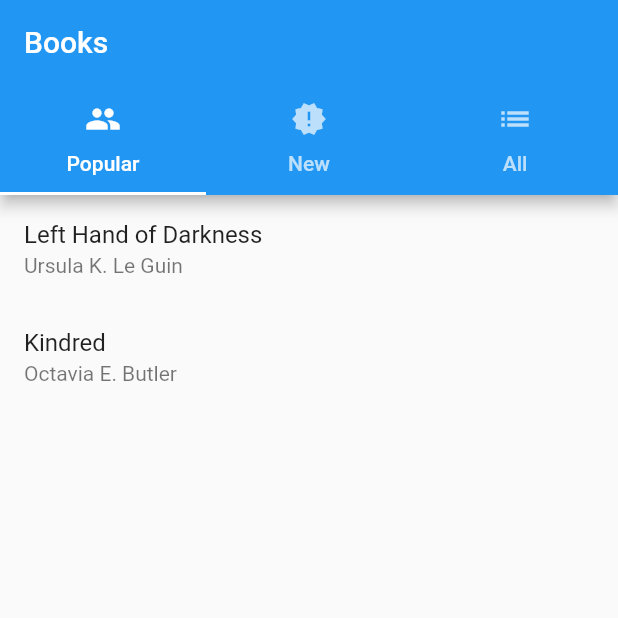
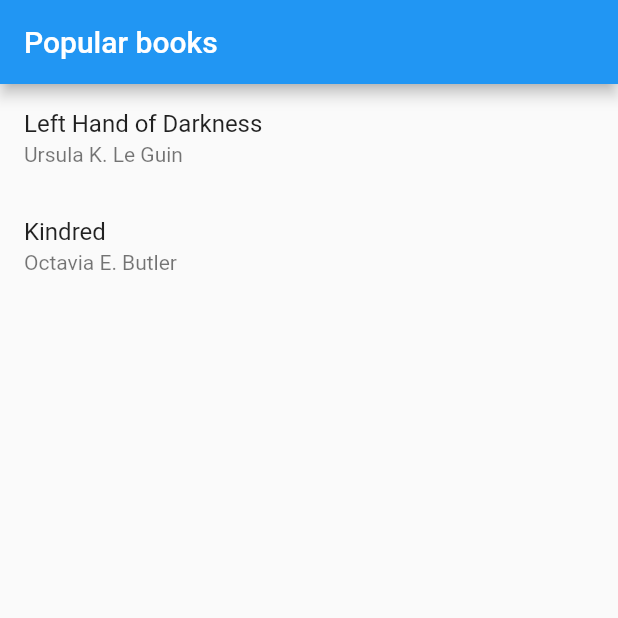
Before and after one commit to MyNextLevel/navigation_routing, a Flutter app: the screen it shows after launch, on a phone screen of 412 x 824 dp, the top half of it. Run offline on Flutter 3.47's test engine with Material 2 defaults, Android fonts, the phone set to English and light mode, and no system bars; our stand-ins replace url_strategy; missing offline and left inert: adaptive_navigation, path_to_regexp; statements that could not run were skipped.

Commit message:
latest changes

```diff
--- a/lib/main.dart
+++ b/lib/main.dart
@@ -5,5 +5,5 @@ import 'src/app.dart';
 
 void main() {
   setPathUrlStrategy();
-  runApp(const Bookstore());
+  runApp(const PortfolioApp());
 }
--- a/lib/src/app.dart
+++ b/lib/src/app.dart
@@ -3,14 +3,14 @@ import 'package:flutter/material.dart';
 import 'routing.dart';
 import 'screens/navigator.dart';
 
-class Bookstore extends StatefulWidget {
-  const Bookstore({Key? key}) : super(key: key);
+class PortfolioApp extends StatefulWidget {
+  const PortfolioApp({Key? key}) : super(key: key);
 
   @override
-  _BookstoreState createState() => _BookstoreState();
+  _PortfolioAppState createState() => _PortfolioAppState();
 }
 
-class _BookstoreState extends State<Bookstore> {
+class _PortfolioAppState extends State<PortfolioApp> {
   final _navigatorKey = GlobalKey<NavigatorState>();
   late final RouteState _routeState;
   late final SimpleRouterDelegate _routerDelegate;
@@ -20,15 +20,12 @@ class _BookstoreState extends State<Bookstore> {
   void initState() {
     _routeParser = TemplateRouteParser(
       allowedPaths: [
-        '/authors',
-        '/settings',
-        '/books/new',
-        '/books/all',
-        '/books/popular',
-        '/book/:bookId',
-        '/author/:authorId',
+        '/',
+        '/works',
+        '/blog',
+        '/contact',
+        '/work/:workId',
       ],
-      initialRoute: '/books/popular',
     );
 
     _routeState = RouteState(_routeParser);
@@ -36,7 +33,7 @@ class _BookstoreState extends State<Bookstore> {
     _routerDelegate = SimpleRouterDelegate(
       routeState: _routeState,
       navigatorKey: _navigatorKey,
-      builder: (context) => BookstoreNavigator(
+      builder: (context) => PortfolioNavigator(
         navigatorKey: _navigatorKey,
       ),
     );
--- a/lib/src/routing/delegate.dart
+++ b/lib/src/routing/delegate.dart
@@ -1,7 +1,3 @@
-// Copyright 2021, the Flutter project authors. Please see the AUTHORS file
-// for details. All rights reserved. Use of this source code is governed by a
-// BSD-style license that can be found in the LICENSE file.
-
 import 'dart:async';
 
 import 'package:flutter/foundation.dart';
--- a/lib/src/routing/parser.dart
+++ b/lib/src/routing/parser.dart
@@ -1,30 +1,15 @@
-// Copyright 2021, the Flutter project authors. Please see the AUTHORS file
-// for details. All rights reserved. Use of this source code is governed by a
-// BSD-style license that can be found in the LICENSE file.
-
 import 'package:flutter/widgets.dart';
 import 'package:path_to_regexp/path_to_regexp.dart';
 
 import 'parsed_route.dart';
 
-/// Used by [TemplateRouteParser] to guard access to routes.
-typedef RouteGuard<T> = Future<T> Function(T from);
-
-/// Parses the URI path into a [ParsedRoute].
 class TemplateRouteParser extends RouteInformationParser<ParsedRoute> {
   final List<String> _pathTemplates;
-  final RouteGuard<ParsedRoute>? guard;
   final ParsedRoute initialRoute;
 
   TemplateRouteParser({
-    /// The list of allowed path templates (['/', '/users/:id'])
     required List<String> allowedPaths,
-
-    /// The initial route
     String initialRoute = '/',
-
-    ///  [RouteGuard] used to redirect.
-    this.guard,
   })  : initialRoute = ParsedRoute(initialRoute, initialRoute, {}, {}),
         _pathTemplates = [
           ...allowedPaths,
@@ -49,13 +34,6 @@ class TemplateRouteParser extends RouteInformationParser<ParsedRoute> {
         parsedRoute = ParsedRoute(path, pathTemplate, params, queryParams);
       }
     }
-
-    // Redirect if a guard is present
-    var guard = this.guard;
-    if (guard != null) {
-      return guard(parsedRoute);
-    }
-
     return parsedRoute;
   }
 
--- a/lib/src/screens/books.dart
+++ b/lib/src/screens/books.dart
@@ -11,66 +11,13 @@ class BooksScreen extends StatefulWidget {
   _BooksScreenState createState() => _BooksScreenState();
 }
 
-class _BooksScreenState extends State<BooksScreen>
-    with SingleTickerProviderStateMixin {
-  late TabController _tabController;
-
-  @override
-  void initState() {
-    super.initState();
-    _tabController = TabController(length: 3, vsync: this)
-      ..addListener(_handleTabIndexChanged);
-  }
-
-  @override
-  void didChangeDependencies() {
-    super.didChangeDependencies();
-
-    final newPath = _routeState.route.pathTemplate;
-    if (newPath.startsWith('/books/popular')) {
-      _tabController.index = 0;
-    } else if (newPath.startsWith('/books/new')) {
-      _tabController.index = 1;
-    } else if (newPath == '/books/all') {
-      _tabController.index = 2;
-    }
-  }
-
-  @override
-  void dispose() {
-    _tabController.removeListener(_handleTabIndexChanged);
-    super.dispose();
-  }
-
+class _BooksScreenState extends State<BooksScreen> {
   @override
   Widget build(BuildContext context) => Scaffold(
-        appBar: AppBar(
-          title: const Text('Books'),
-          bottom: TabBar(
-            controller: _tabController,
-            tabs: const [
-              Tab(text: 'Popular', icon: Icon(Icons.people)),
-              Tab(text: 'New', icon: Icon(Icons.new_releases)),
-              Tab(text: 'All', icon: Icon(Icons.list)),
-            ],
-          ),
-        ),
-        body: TabBarView(
-          controller: _tabController,
-          children: [
-            BookList(
-              books: libraryInstance.popularBooks,
-              onTap: _handleBookTapped,
-            ),
-            BookList(
-              books: libraryInstance.newBooks,
-              onTap: _handleBookTapped,
-            ),
-            BookList(
-              books: libraryInstance.allBooks,
-              onTap: _handleBookTapped,
-            ),
-          ],
+        appBar: AppBar(title: const Text('Popular books')),
+        body: BookList(
+          books: libraryInstance.popularBooks,
+          onTap: _handleBookTapped,
         ),
       );
 
@@ -79,19 +26,4 @@ class _BooksScreenState extends State<BooksScreen>
   void _handleBookTapped(Book book) {
     _routeState.go('/book/${book.id}');
   }
-
-  void _handleTabIndexChanged() {
-    switch (_tabController.index) {
-      case 1:
-        _routeState.go('/books/new');
-        break;
-      case 2:
-        _routeState.go('/books/all');
-        break;
-      case 0:
-      default:
-        _routeState.go('/books/popular');
-        break;
-    }
-  }
 }
--- a/lib/src/screens/navigator.dart
+++ b/lib/src/screens/navigator.dart
@@ -8,21 +8,19 @@ import 'author_details.dart';
 import 'book_details.dart';
 import 'scaffold.dart';
 
-class BookstoreNavigator extends StatefulWidget {
+class PortfolioNavigator extends StatefulWidget {
   final GlobalKey<NavigatorState> navigatorKey;
 
-  const BookstoreNavigator({required this.navigatorKey, Key? key})
+  const PortfolioNavigator({required this.navigatorKey, Key? key})
       : super(key: key);
 
   @override
-  _BookstoreNavigatorState createState() => _BookstoreNavigatorState();
+  _PortfolioNavigatorState createState() => _PortfolioNavigatorState();
 }
 
-class _BookstoreNavigatorState extends State<BookstoreNavigator> {
-  final _signInKey = const ValueKey('Sign in');
+class _PortfolioNavigatorState extends State<PortfolioNavigator> {
   final _scaffoldKey = const ValueKey('App scaffold');
-  final _bookDetailsKey = const ValueKey('Book details screen');
-  final _authorDetailsKey = const ValueKey('Author details screen');
+  final _workDetailsKey = const ValueKey('Book details screen');
 
   @override
   Widget build(BuildContext context) {
@@ -30,9 +28,9 @@ class _BookstoreNavigatorState extends State<BookstoreNavigator> {
     final pathTemplate = routeState.route.pathTemplate;
 
     Book? selectedBook;
-    if (pathTemplate == '/book/:bookId') {
+    if (pathTemplate == '/work/:workId') {
       selectedBook = libraryInstance.allBooks.firstWhereOrNull(
-          (b) => b.id.toString() == routeState.route.parameters['bookId']);
+          (b) => b.id.toString() == routeState.route.parameters['workId']);
     }
 
     Author? selectedAuthor;
@@ -45,15 +43,9 @@ class _BookstoreNavigatorState extends State<BookstoreNavigator> {
       key: widget.navigatorKey,
       onPopPage: (route, dynamic result) {
         if (route.settings is Page &&
-            (route.settings as Page).key == _bookDetailsKey) {
-          routeState.go('/books/popular');
+            (route.settings as Page).key == _workDetailsKey) {
+          routeState.go('/');
         }
-
-        if (route.settings is Page &&
-            (route.settings as Page).key == _authorDetailsKey) {
-          routeState.go('/authors');
-        }
-
         return route.didPop(result);
       },
       pages: [
@@ -64,18 +56,9 @@ class _BookstoreNavigatorState extends State<BookstoreNavigator> {
           ),
           if (selectedBook != null)
             MaterialPage<void>(
-              key: _bookDetailsKey,
-              child: BookDetailsScreen(
-                book: selectedBook,
-              ),
+              key: _workDetailsKey,
+              child: BookDetailsScreen(book: selectedBook),
             )
-          else if (selectedAuthor != null)
-            MaterialPage<void>(
-              key: _authorDetailsKey,
-              child: AuthorDetailsScreen(
-                author: selectedAuthor,
-              ),
-            ),
         ],
       ],
     );
```
Also changed, not shown: lib/src/routing/parsed_route.dart (+5 -15 lines), lib/src/routing/route_state.dart (+1 -14 lines).
